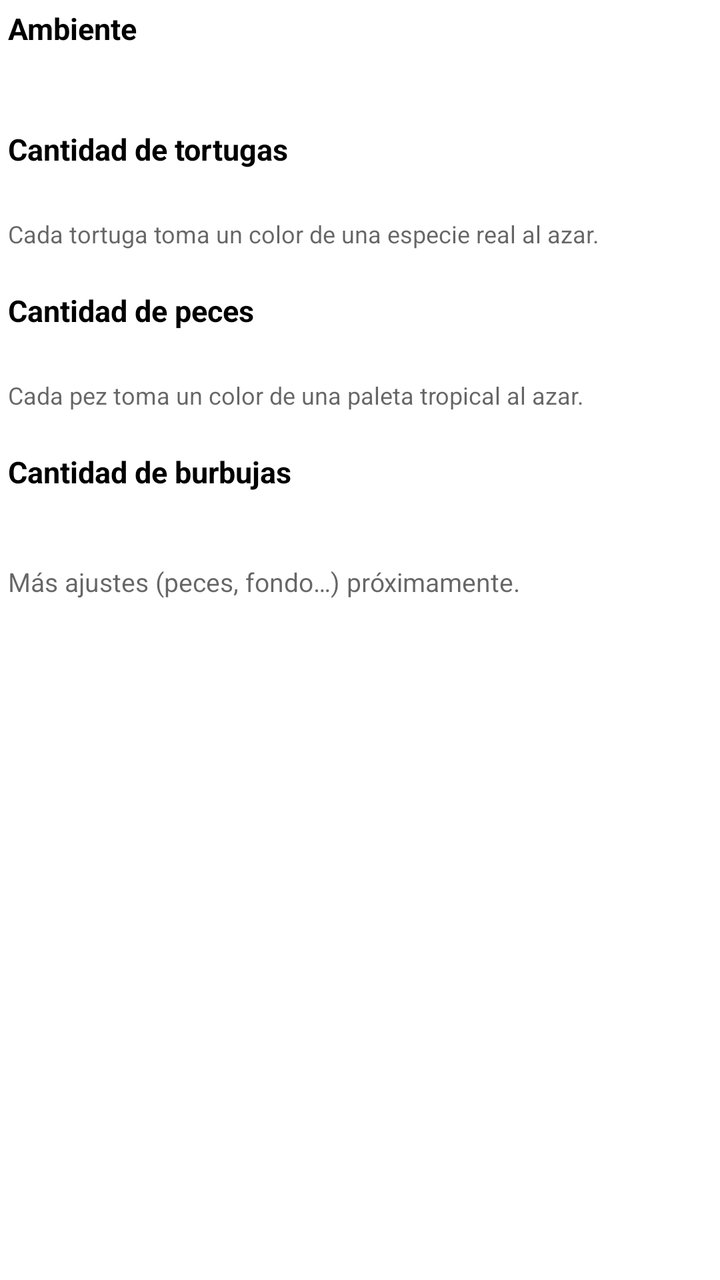
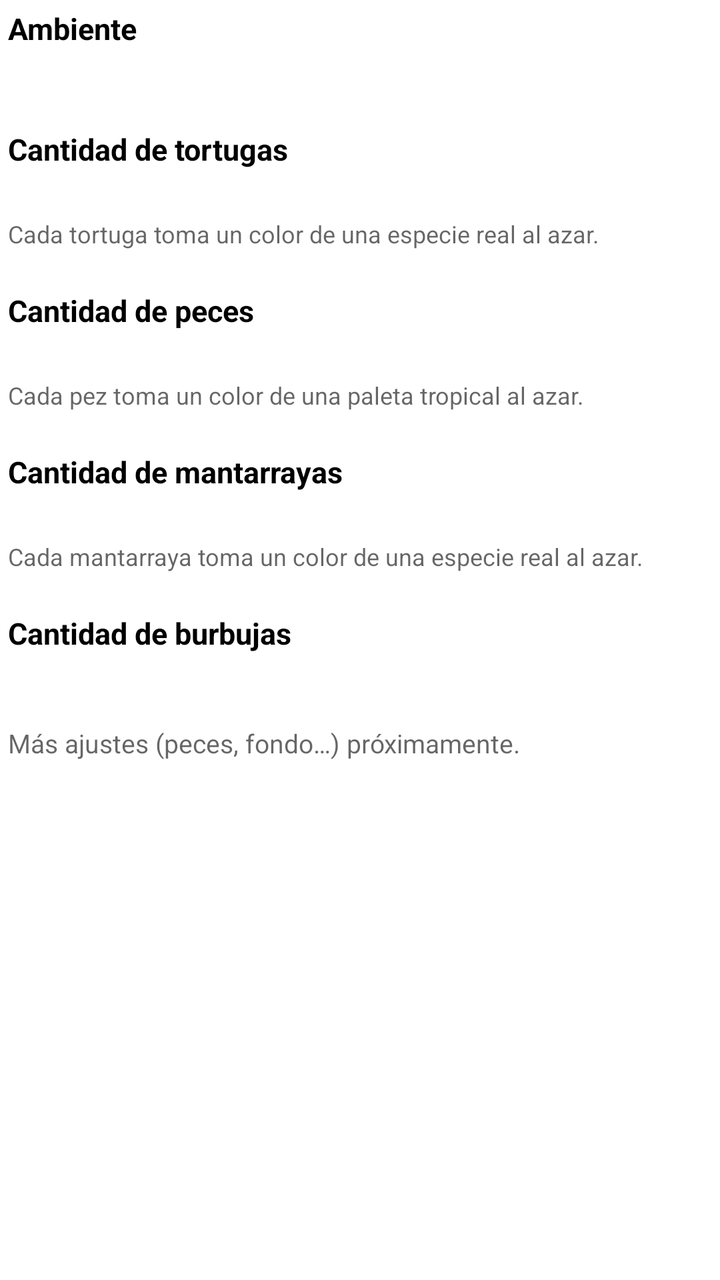

Before-and-after screenshots of an Android layout around one commit, followed by the original layout XML and the change that was made.
<!-- AndroidManifest.xml: application theme Theme.AcuarioWallpaper -->
<!-- res/layout/fragment_acuario_settings.xml -->
<?xml version="1.0" encoding="utf-8"?>
<ScrollView xmlns:android="http://schemas.android.com/apk/res/android"
    android:layout_width="match_parent"
    android:layout_height="match_parent">

    <LinearLayout
        android:layout_width="match_parent"
        android:layout_height="wrap_content"
        android:orientation="vertical"
        android:padding="4dp">

        <TextView
            android:layout_width="match_parent"
            android:layout_height="wrap_content"
            android:text="@string/settings_section_environment"
            android:textColor="?attr/colorOnSurface"
            android:textSize="15sp"
            android:textStyle="bold"
            android:layout_marginBottom="8dp" />

        <HorizontalScrollView
            android:layout_width="match_parent"
            android:layout_height="wrap_content"
            android:scrollbars="none"
            android:requiresFadingEdge="horizontal"
            android:fadingEdgeLength="24dp">

            <LinearLayout
                android:id="@+id/containerAcuarioTheme"
                android:layout_width="wrap_content"
                android:layout_height="wrap_content"
                android:orientation="horizontal"
                android:paddingBottom="8dp"
                android:paddingTop="4dp" />
        </HorizontalScrollView>

        <TextView
            android:layout_width="match_parent"
            android:layout_height="wrap_content"
            android:text="@string/settings_section_turtle_count"
            android:textColor="?attr/colorOnSurface"
            android:textSize="15sp"
            android:textStyle="bold"
            android:layout_marginTop="20dp"
            android:layout_marginBottom="8dp" />

        <HorizontalScrollView
            android:layout_width="match_parent"
            android:layout_height="wrap_content"
            android:scrollbars="none"
            android:requiresFadingEdge="horizontal"
            android:fadingEdgeLength="24dp">

            <LinearLayout
                android:id="@+id/containerTurtleCount"
                android:layout_width="wrap_content"
                android:layout_height="wrap_content"
                android:orientation="horizontal"
                android:paddingBottom="8dp"
                android:paddingTop="4dp" />
        </HorizontalScrollView>

        <TextView
            android:layout_width="match_parent"
            android:layout_height="wrap_content"
            android:text="@string/settings_turtle_color_note"
            android:textColor="?android:attr/textColorSecondary"
            android:textSize="12sp"
            android:layout_marginTop="4dp" />

        <TextView
            android:layout_width="match_parent"
            android:layout_height="wrap_content"
            android:text="@string/settings_section_fish_count"
            android:textColor="?attr/colorOnSurface"
            android:textSize="15sp"
            android:textStyle="bold"
            android:layout_marginTop="20dp"
            android:layout_marginBottom="8dp" />

        <HorizontalScrollView
            android:layout_width="match_parent"
            android:layout_height="wrap_content"
            android:scrollbars="none"
            android:requiresFadingEdge="horizontal"
            android:fadingEdgeLength="24dp">

            <LinearLayout
                android:id="@+id/containerFishCount"
                android:layout_width="wrap_content"
                android:layout_height="wrap_content"
                android:orientation="horizontal"
                android:paddingBottom="8dp"
                android:paddingTop="4dp" />
        </HorizontalScrollView>

        <TextView
            android:layout_width="match_parent"
            android:layout_height="wrap_content"
            android:text="@string/settings_fish_color_note"
            android:textColor="?android:attr/textColorSecondary"
            android:textSize="12sp"
            android:layout_marginTop="4dp" />

        <TextView
            android:layout_width="match_parent"
            android:layout_height="wrap_content"
            android:text="@string/settings_section_bubble_count"
            android:textColor="?attr/colorOnSurface"
            android:textSize="15sp"
            android:textStyle="bold"
            android:layout_marginTop="20dp"
            android:layout_marginBottom="8dp" />

        <HorizontalScrollView
            android:layout_width="match_parent"
            android:layout_height="wrap_content"
            android:scrollbars="none"
            android:requiresFadingEdge="horizontal"
            android:fadingEdgeLength="24dp">

            <LinearLayout
                android:id="@+id/containerBubbleCount"
                android:layout_width="wrap_content"
                android:layout_height="wrap_content"
                android:orientation="horizontal"
                android:paddingBottom="8dp"
                android:paddingTop="4dp" />
        </HorizontalScrollView>

        <TextView
            android:layout_width="match_parent"
            android:layout_height="wrap_content"
            android:text="@string/settings_placeholder"
            android:textColor="?android:attr/textColorSecondary"
            android:textSize="13sp"
            android:layout_marginTop="16dp" />

    </LinearLayout>
</ScrollView>
<!-- resources referenced by this layout -->
<resources>
  <string name="settings_fish_color_note">Cada pez toma un color de una paleta tropical al azar.</string>
  <string name="settings_placeholder">Más ajustes (peces, fondo…) próximamente.</string>
  <string name="settings_section_bubble_count">Cantidad de burbujas</string>
  <string name="settings_section_environment">Ambiente</string>
  <string name="settings_section_fish_count">Cantidad de peces</string>
  <string name="settings_section_turtle_count">Cantidad de tortugas</string>
  <string name="settings_turtle_color_note">Cada tortuga toma un color de una especie real al azar.</string>
  <style name="Theme.AcuarioWallpaper" parent="Theme.MaterialComponents.DayNight.DarkActionBar">
          
          <item name="colorPrimary">@color/purple_500</item>
          <item name="colorPrimaryVariant">@color/purple_700</item>
          <item name="colorOnPrimary">@color/white</item>
          
          <item name="colorSecondary">@color/teal_200</item>
          <item name="colorSecondaryVariant">@color/teal_700</item>
          <item name="colorOnSecondary">@color/black</item>
          
          <item name="android:statusBarColor">?attr/colorPrimaryVariant</item>
          
      </style>
  <color name="purple_500">#FF6200EE</color>
  <color name="purple_700">#FF3700B3</color>
  <color name="white">#FFFFFFFF</color>
  <color name="teal_200">#FF03DAC5</color>
  <color name="teal_700">#FF018786</color>
  <color name="black">#FF000000</color>
</resources>

<!-- the commit's change to res/layout/fragment_acuario_settings.xml (unified diff, before → after) -->
@@ -105,6 +105,40 @@
         <TextView
             android:layout_width="match_parent"
             android:layout_height="wrap_content"
+            android:text="@string/settings_section_manta_count"
+            android:textColor="?attr/colorOnSurface"
+            android:textSize="15sp"
+            android:textStyle="bold"
+            android:layout_marginTop="20dp"
+            android:layout_marginBottom="8dp" />
+
+        <HorizontalScrollView
+            android:layout_width="match_parent"
+            android:layout_height="wrap_content"
+            android:scrollbars="none"
+            android:requiresFadingEdge="horizontal"
+            android:fadingEdgeLength="24dp">
+
+            <LinearLayout
+                android:id="@+id/containerMantaCount"
+                android:layout_width="wrap_content"
+                android:layout_height="wrap_content"
+                android:orientation="horizontal"
+                android:paddingBottom="8dp"
+                android:paddingTop="4dp" />
+        </HorizontalScrollView>
+
+        <TextView
+            android:layout_width="match_parent"
+            android:layout_height="wrap_content"
+            android:text="@string/settings_manta_color_note"
+            android:textColor="?android:attr/textColorSecondary"
+            android:textSize="12sp"
+            android:layout_marginTop="4dp" />
+
+        <TextView
+            android:layout_width="match_parent"
+            android:layout_height="wrap_content"
             android:text="@string/settings_section_bubble_count"
             android:textColor="?attr/colorOnSurface"
             android:textSize="15sp"
<!-- resource entries referenced after the edit -->
@@ -1,10 +1,12 @@
 <!-- resources referenced by this layout -->
 <resources>
   <string name="settings_fish_color_note">Cada pez toma un color de una paleta tropical al azar.</string>
+  <string name="settings_manta_color_note">Cada mantarraya toma un color de una especie real al azar.</string>
   <string name="settings_placeholder">Más ajustes (peces, fondo…) próximamente.</string>
   <string name="settings_section_bubble_count">Cantidad de burbujas</string>
   <string name="settings_section_environment">Ambiente</string>
   <string name="settings_section_fish_count">Cantidad de peces</string>
+  <string name="settings_section_manta_count">Cantidad de mantarrayas</string>
   <string name="settings_section_turtle_count">Cantidad de tortugas</string>
   <string name="settings_turtle_color_note">Cada tortuga toma un color de una especie real al azar.</string>
   <style name="Theme.AcuarioWallpaper" parent="Theme.MaterialComponents.DayNight.DarkActionBar">
